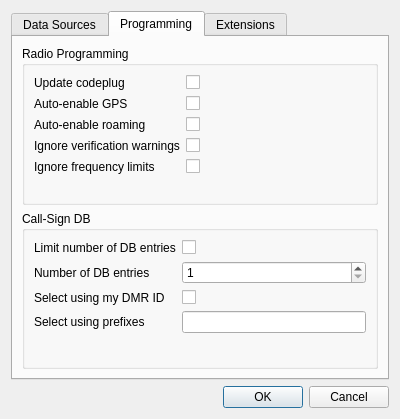
First picture: the form in src/settingsdialog.ui, repository hmatuschek/qdmr, before the edit.
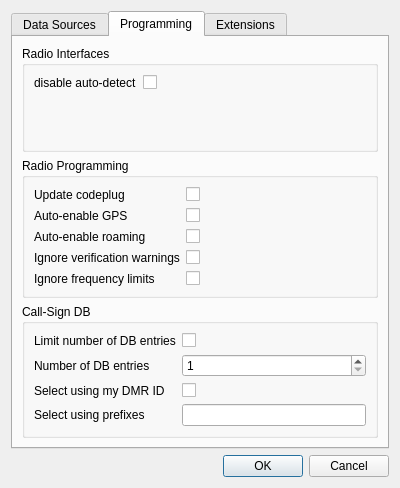
Second picture: the form after the edit. The open tabs and pages were chosen to show the change.

What changed in the file:
```diff
--- a/src/settingsdialog.ui
+++ b/src/settingsdialog.ui
@@ -7,7 +7,7 @@
     <x>0</x>
     <y>0</y>
     <width>400</width>
-    <height>419</height>
+    <height>488</height>
    </rect>
   </property>
   <property name="windowTitle">
@@ -100,6 +100,29 @@
        <string>Programming</string>
       </attribute>
       <layout class="QVBoxLayout" name="verticalLayout_2">
+       <item>
+        <widget class="QGroupBox" name="groupBox_5">
+         <property name="title">
+          <string>Radio Interfaces</string>
+         </property>
+         <layout class="QFormLayout" name="formLayout_5">
+          <item row="0" column="0">
+           <widget class="QLabel" name="label_14">
+            <property name="text">
+             <string>disable auto-detect</string>
+            </property>
+           </widget>
+          </item>
+          <item row="0" column="1">
+           <widget class="QCheckBox" name="disableAutoDetect">
+            <property name="text">
+             <string/>
+            </property>
+           </widget>
+          </item>
+         </layout>
+        </widget>
+       </item>
        <item>
         <widget class="QGroupBox" name="groupBox_2">
          <property name="title">
```
